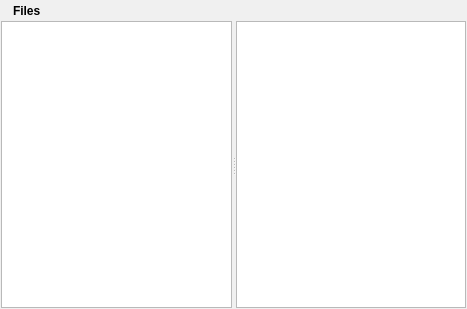
This is retroshare-gui/src/gui/SharedFilesDialog.ui in RetroShare/RetroShare as Qt 5 draws it before an edit. The edited form follows.
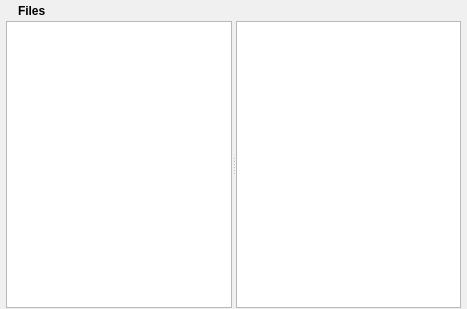
This is the edited form. Icons and pictures are not drawn.

Patch:
```diff
--- a/retroshare-gui/src/gui/SharedFilesDialog.ui
+++ b/retroshare-gui/src/gui/SharedFilesDialog.ui
@@ -10,9 +10,7 @@
    </rect>
   </property>
   <property name="sizePolicy" >
-   <sizepolicy>
-    <hsizetype>7</hsizetype>
-    <vsizetype>7</vsizetype>
+   <sizepolicy vsizetype="Expanding" hsizetype="Expanding" >
     <horstretch>0</horstretch>
     <verstretch>0</verstretch>
    </sizepolicy>
@@ -501,10 +499,22 @@
    <enum>Qt::NoContextMenu</enum>
   </property>
   <layout class="QGridLayout" >
-   <property name="margin" >
+   <property name="leftMargin" >
+    <number>6</number>
+   </property>
+   <property name="topMargin" >
     <number>1</number>
    </property>
-   <property name="spacing" >
+   <property name="rightMargin" >
+    <number>6</number>
+   </property>
+   <property name="bottomMargin" >
+    <number>1</number>
+   </property>
+   <property name="horizontalSpacing" >
+    <number>1</number>
+   </property>
+   <property name="verticalSpacing" >
     <number>1</number>
    </property>
    <item row="0" column="0" >
@@ -512,7 +522,19 @@
      <property name="margin" >
       <number>0</number>
      </property>
-     <property name="spacing" >
+     <property name="topMargin" >
+      <number>0</number>
+     </property>
+     <property name="rightMargin" >
+      <number>0</number>
+     </property>
+     <property name="bottomMargin" >
+      <number>0</number>
+     </property>
+     <property name="horizontalSpacing" >
+      <number>0</number>
+     </property>
+     <property name="verticalSpacing" >
       <number>0</number>
      </property>
      <item row="0" column="0" >
@@ -520,7 +542,19 @@
        <property name="margin" >
         <number>0</number>
        </property>
-       <property name="spacing" >
+       <property name="topMargin" >
+        <number>0</number>
+       </property>
+       <property name="rightMargin" >
+        <number>0</number>
+       </property>
+       <property name="bottomMargin" >
+        <number>0</number>
+       </property>
+       <property name="horizontalSpacing" >
+        <number>0</number>
+       </property>
+       <property name="verticalSpacing" >
         <number>0</number>
        </property>
        <item row="0" column="1" >
@@ -541,7 +575,19 @@
          <property name="margin" >
           <number>0</number>
          </property>
-         <property name="spacing" >
+         <property name="topMargin" >
+          <number>0</number>
+         </property>
+         <property name="rightMargin" >
+          <number>0</number>
+         </property>
+         <property name="bottomMargin" >
+          <number>0</number>
+         </property>
+         <property name="horizontalSpacing" >
+          <number>6</number>
+         </property>
+         <property name="verticalSpacing" >
           <number>6</number>
          </property>
          <item row="0" column="0" >
@@ -571,9 +617,7 @@
      <item row="1" column="0" >
       <widget class="QSplitter" name="splitter" >
        <property name="sizePolicy" >
-        <sizepolicy>
-         <hsizetype>7</hsizetype>
-         <vsizetype>7</vsizetype>
+        <sizepolicy vsizetype="Expanding" hsizetype="Expanding" >
          <horstretch>0</horstretch>
          <verstretch>0</verstretch>
         </sizepolicy>
```
Left out of the diff: 6 changed lines with no effect on the pictures.
